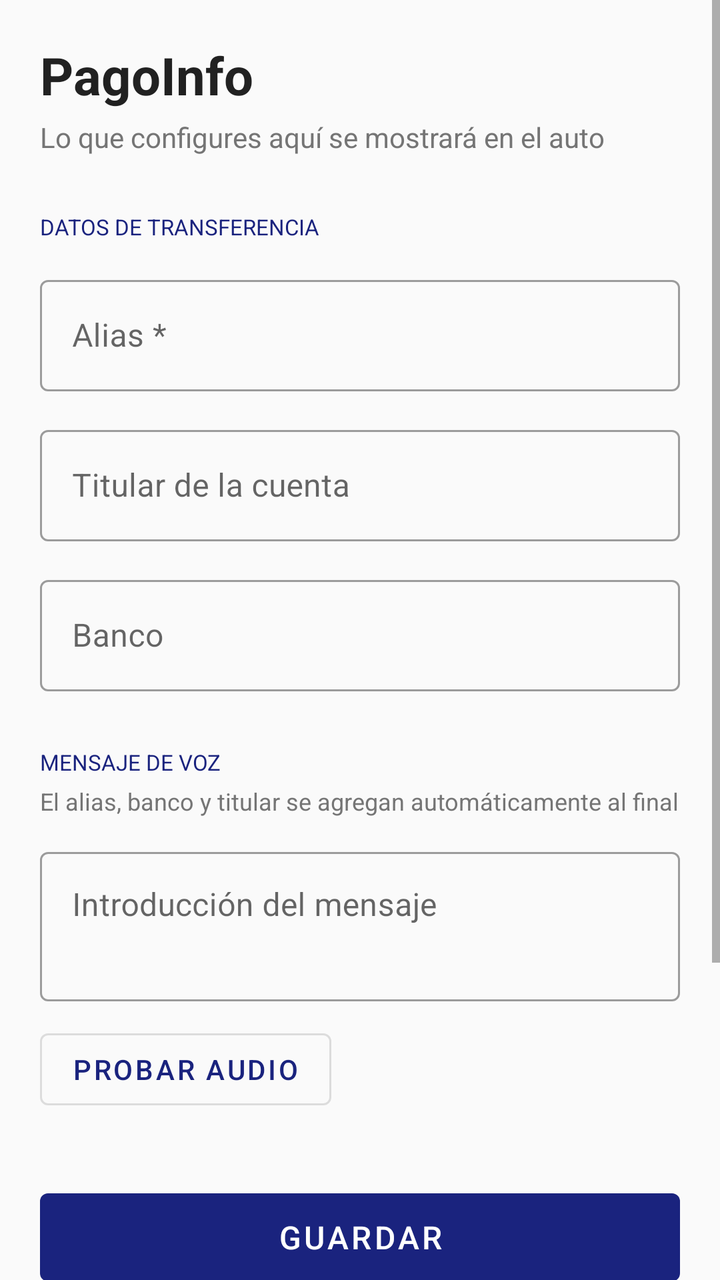
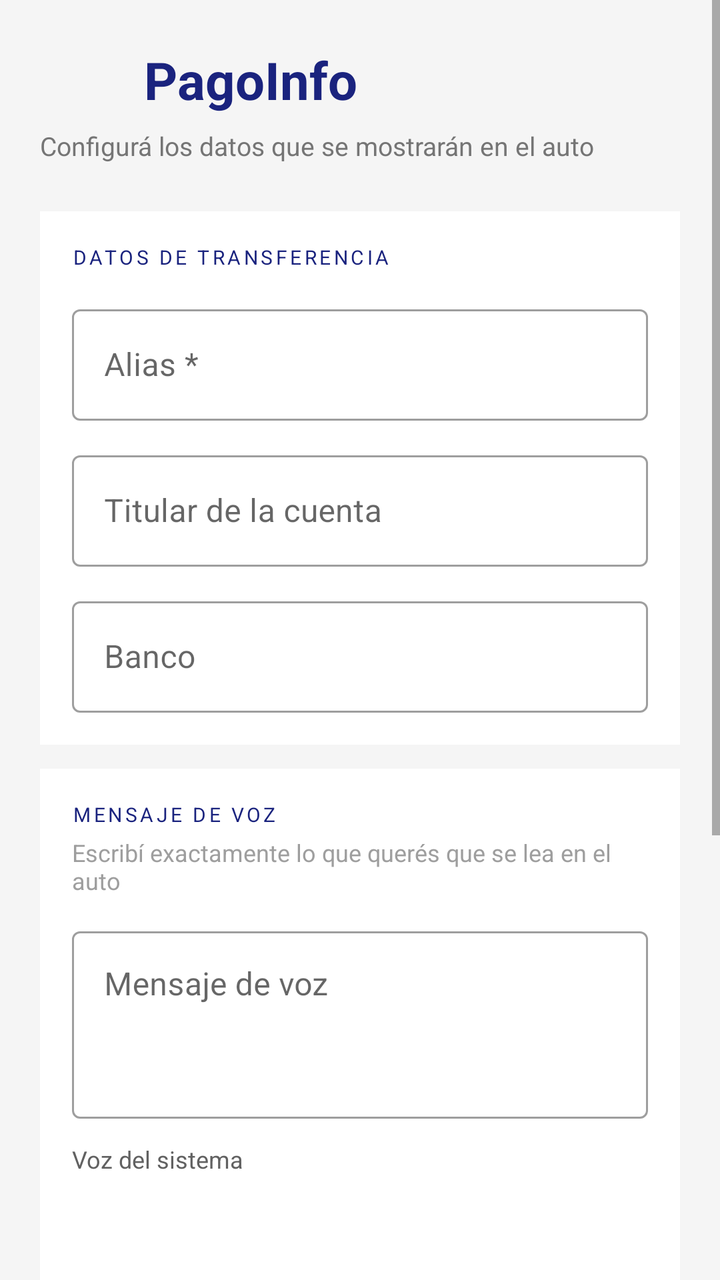

The first picture is an Android layout as it rendered before a commit; the second is the same layout after the commit. The layout source and the unified diff follow.
<!-- AndroidManifest.xml: application theme Theme.PagoInfo -->
<!-- res/layout/activity_main.xml -->
<?xml version="1.0" encoding="utf-8"?>
<ScrollView xmlns:android="http://schemas.android.com/apk/res/android"
    xmlns:app="http://schemas.android.com/apk/res-auto"
    android:layout_width="match_parent"
    android:layout_height="match_parent"
    android:background="#FAFAFA">

    <LinearLayout
        android:layout_width="match_parent"
        android:layout_height="wrap_content"
        android:orientation="vertical"
        android:padding="20dp">

        <TextView
            android:layout_width="match_parent"
            android:layout_height="wrap_content"
            android:text="PagoInfo"
            android:textSize="26sp"
            android:textStyle="bold"
            android:textColor="#212121"
            android:layout_marginBottom="4dp" />

        <TextView
            android:layout_width="match_parent"
            android:layout_height="wrap_content"
            android:text="Lo que configures aquí se mostrará en el auto"
            android:textSize="14sp"
            android:textColor="#757575"
            android:layout_marginBottom="28dp" />

        <TextView
            android:layout_width="match_parent"
            android:layout_height="wrap_content"
            android:text="DATOS DE TRANSFERENCIA"
            android:textSize="11sp"
            android:textColor="#1A237E"
            android:layout_marginBottom="14dp" />

        <com.google.android.material.textfield.TextInputLayout
            android:layout_width="match_parent"
            android:layout_height="wrap_content"
            android:hint="Alias *"
            style="@style/Widget.MaterialComponents.TextInputLayout.OutlinedBox"
            android:layout_marginBottom="14dp">
            <com.google.android.material.textfield.TextInputEditText
                android:id="@+id/editAlias"
                android:layout_width="match_parent"
                android:layout_height="wrap_content"
                android:inputType="text"
                android:imeOptions="actionNext" />
        </com.google.android.material.textfield.TextInputLayout>

        <com.google.android.material.textfield.TextInputLayout
            android:layout_width="match_parent"
            android:layout_height="wrap_content"
            android:hint="Titular de la cuenta"
            style="@style/Widget.MaterialComponents.TextInputLayout.OutlinedBox"
            android:layout_marginBottom="14dp">
            <com.google.android.material.textfield.TextInputEditText
                android:id="@+id/editTitular"
                android:layout_width="match_parent"
                android:layout_height="wrap_content"
                android:inputType="textPersonName"
                android:imeOptions="actionNext" />
        </com.google.android.material.textfield.TextInputLayout>

        <com.google.android.material.textfield.TextInputLayout
            android:layout_width="match_parent"
            android:layout_height="wrap_content"
            android:hint="Banco"
            style="@style/Widget.MaterialComponents.TextInputLayout.OutlinedBox"
            android:layout_marginBottom="28dp">
            <com.google.android.material.textfield.TextInputEditText
                android:id="@+id/editBanco"
                android:layout_width="match_parent"
                android:layout_height="wrap_content"
                android:inputType="text"
                android:imeOptions="actionNext" />
        </com.google.android.material.textfield.TextInputLayout>

        <TextView
            android:layout_width="match_parent"
            android:layout_height="wrap_content"
            android:text="MENSAJE DE VOZ"
            android:textSize="11sp"
            android:textColor="#1A237E"
            android:layout_marginBottom="4dp" />

        <TextView
            android:layout_width="match_parent"
            android:layout_height="wrap_content"
            android:text="El alias, banco y titular se agregan automáticamente al final"
            android:textSize="12sp"
            android:textColor="#757575"
            android:layout_marginBottom="12dp" />

        <com.google.android.material.textfield.TextInputLayout
            android:layout_width="match_parent"
            android:layout_height="wrap_content"
            android:hint="Introducción del mensaje"
            style="@style/Widget.MaterialComponents.TextInputLayout.OutlinedBox"
            android:layout_marginBottom="10dp">
            <com.google.android.material.textfield.TextInputEditText
                android:id="@+id/editMensajeTTS"
                android:layout_width="match_parent"
                android:layout_height="wrap_content"
                android:inputType="textMultiLine"
                android:minLines="2"
                android:gravity="top" />
        </com.google.android.material.textfield.TextInputLayout>

        <com.google.android.material.button.MaterialButton
            android:id="@+id/btnProbarTTS"
            style="@style/Widget.MaterialComponents.Button.OutlinedButton"
            android:layout_width="wrap_content"
            android:layout_height="wrap_content"
            android:text="Probar audio"
            android:layout_marginBottom="32dp" />

        <com.google.android.material.button.MaterialButton
            android:id="@+id/btnGuardar"
            android:layout_width="match_parent"
            android:layout_height="56dp"
            android:text="Guardar"
            android:textSize="16sp"
            android:layout_marginBottom="20dp" />

        <LinearLayout
            android:layout_width="match_parent"
            android:layout_height="wrap_content"
            android:orientation="vertical"
            android:padding="16dp"
            android:background="#FFFFFF"
            android:layout_marginBottom="24dp">
            <TextView
                android:layout_width="match_parent"
                android:layout_height="wrap_content"
                android:text="Cómo usar"
                android:textSize="13sp"
                android:textStyle="bold"
                android:textColor="#212121"
                android:layout_marginBottom="6dp" />
            <TextView
                android:layout_width="match_parent"
                android:layout_height="wrap_content"
                android:text="1. Completá los datos y tocá Guardar\n2. Conectá el teléfono al auto con el cable USB\n3. Abrí PagoInfo en la pantalla del auto\n4. Tocá Leer para que el auto diga los datos en voz alta"
                android:textSize="12sp"
                android:textColor="#424242"
                android:lineSpacingMultiplier="1.6" />
        </LinearLayout>

    </LinearLayout>
</ScrollView>
<!-- resources referenced by this layout -->
<resources>
  <style name="Theme.PagoInfo" parent="Theme.MaterialComponents.DayNight.NoActionBar">
          <item name="colorPrimary">@color/primary</item>
          <item name="colorPrimaryVariant">@color/primary_dark</item>
          <item name="colorOnPrimary">@android:color/white</item>
          <item name="colorSecondary">@color/secondary</item>
          <item name="colorOnSecondary">@android:color/white</item>
          <item name="android:statusBarColor">?attr/colorPrimaryVariant</item>
      </style>
  <color name="primary">#1A237E</color>
  <color name="primary_dark">#0D1257</color>
  <color name="secondary">#37474F</color>
</resources>

<!-- the commit's change to res/layout/activity_main.xml (unified diff, before → after) -->
@@ -3,7 +3,7 @@
     xmlns:app="http://schemas.android.com/apk/res-auto"
     android:layout_width="match_parent"
     android:layout_height="match_parent"
-    android:background="#FAFAFA">
+    android:background="#F5F5F5">
 
     <LinearLayout
         android:layout_width="match_parent"
@@ -11,141 +11,190 @@
         android:orientation="vertical"
         android:padding="20dp">
 
+        <LinearLayout
+            android:layout_width="match_parent"
+            android:layout_height="wrap_content"
+            android:orientation="horizontal"
+            android:gravity="center_vertical"
+            android:layout_marginBottom="4dp">
+            <ImageView
+                android:id="@+id/imgLogo"
+                android:layout_width="40dp"
+                android:layout_height="40dp"
+                android:src="@drawable/ic_pagoinfo"
+                android:layout_marginEnd="12dp" />
+            <TextView
+                android:layout_width="wrap_content"
+                android:layout_height="wrap_content"
+                android:text="PagoInfo"
+                android:textSize="26sp"
+                android:textStyle="bold"
+                android:textColor="#1A237E" />
+        </LinearLayout>
+
         <TextView
             android:layout_width="match_parent"
             android:layout_height="wrap_content"
-            android:text="PagoInfo"
-            android:textSize="26sp"
-            android:textStyle="bold"
-            android:textColor="#212121"
-            android:layout_marginBottom="4dp" />
-
-        <TextView
-            android:layout_width="match_parent"
-            android:layout_height="wrap_content"
-            android:text="Lo que configures aquí se mostrará en el auto"
-            android:textSize="14sp"
+            android:text="Configurá los datos que se mostrarán en el auto"
+            android:textSize="13sp"
             android:textColor="#757575"
-            android:layout_marginBottom="28dp" />
-
-        <TextView
-            android:layout_width="match_parent"
-            android:layout_height="wrap_content"
-            android:text="DATOS DE TRANSFERENCIA"
-            android:textSize="11sp"
-            android:textColor="#1A237E"
-            android:layout_marginBottom="14dp" />
-
-        <com.google.android.material.textfield.TextInputLayout
-            android:layout_width="match_parent"
-            android:layout_height="wrap_content"
-            android:hint="Alias *"
-            style="@style/Widget.MaterialComponents.TextInputLayout.OutlinedBox"
-            android:layout_marginBottom="14dp">
-            <com.google.android.material.textfield.TextInputEditText
-                android:id="@+id/editAlias"
-                android:layout_width="match_parent"
-                android:layout_height="wrap_content"
-                android:inputType="text"
-                android:imeOptions="actionNext" />
-        </com.google.android.material.textfield.TextInputLayout>
-
-        <com.google.android.material.textfield.TextInputLayout
-            android:layout_width="match_parent"
-            android:layout_height="wrap_content"
-            android:hint="Titular de la cuenta"
-            style="@style/Widget.MaterialComponents.TextInputLayout.OutlinedBox"
-            android:layout_marginBottom="14dp">
-            <com.google.android.material.textfield.TextInputEditText
-                android:id="@+id/editTitular"
-                android:layout_width="match_parent"
-                android:layout_height="wrap_content"
-                android:inputType="textPersonName"
-                android:imeOptions="actionNext" />
-        </com.google.android.material.textfield.TextInputLayout>
-
-        <com.google.android.material.textfield.TextInputLayout
-            android:layout_width="match_parent"
-            android:layout_height="wrap_content"
-            android:hint="Banco"
-            style="@style/Widget.MaterialComponents.TextInputLayout.OutlinedBox"
-            android:layout_marginBottom="28dp">
-            <com.google.android.material.textfield.TextInputEditText
-                android:id="@+id/editBanco"
-                android:layout_width="match_parent"
-                android:layout_height="wrap_content"
-                android:inputType="text"
-                android:imeOptions="actionNext" />
-        </com.google.android.material.textfield.TextInputLayout>
-
-        <TextView
-            android:layout_width="match_parent"
-            android:layout_height="wrap_content"
-            android:text="MENSAJE DE VOZ"
-            android:textSize="11sp"
-            android:textColor="#1A237E"
-            android:layout_marginBottom="4dp" />
-
-        <TextView
-            android:layout_width="match_parent"
-            android:layout_height="wrap_content"
-            android:text="El alias, banco y titular se agregan automáticamente al final"
-            android:textSize="12sp"
-            android:textColor="#757575"
-            android:layout_marginBottom="12dp" />
-
-        <com.google.android.material.textfield.TextInputLayout
-            android:layout_width="match_parent"
-            android:layout_height="wrap_content"
-            android:hint="Introducción del mensaje"
-            style="@style/Widget.MaterialComponents.TextInputLayout.OutlinedBox"
-            android:layout_marginBottom="10dp">
-            <com.google.android.material.textfield.TextInputEditText
-                android:id="@+id/editMensajeTTS"
-                android:layout_width="match_parent"
-                android:layout_height="wrap_content"
-                android:inputType="textMultiLine"
-                android:minLines="2"
-                android:gravity="top" />
-        </com.google.android.material.textfield.TextInputLayout>
-
-        <com.google.android.material.button.MaterialButton
-            android:id="@+id/btnProbarTTS"
-            style="@style/Widget.MaterialComponents.Button.OutlinedButton"
-            android:layout_width="wrap_content"
-            android:layout_height="wrap_content"
-            android:text="Probar audio"
-            android:layout_marginBottom="32dp" />
+            android:layout_marginBottom="24dp" />
+
+        <LinearLayout
+            android:layout_width="match_parent"
+            android:layout_height="wrap_content"
+            android:orientation="vertical"
+            android:background="#FFFFFF"
+            android:padding="16dp"
+            android:layout_marginBottom="12dp">
+
+            <TextView
+                android:layout_width="match_parent"
+                android:layout_height="wrap_content"
+                android:text="DATOS DE TRANSFERENCIA"
+                android:textSize="10sp"
+                android:textColor="#1A237E"
+                android:letterSpacing="0.15"
+                android:layout_marginBottom="14dp" />
+
+            <com.google.android.material.textfield.TextInputLayout
+                android:layout_width="match_parent"
+                android:layout_height="wrap_content"
+                android:hint="Alias *"
+                style="@style/Widget.MaterialComponents.TextInputLayout.OutlinedBox"
+                android:layout_marginBottom="12dp">
+                <com.google.android.material.textfield.TextInputEditText
+                    android:id="@+id/editAlias"
+                    android:layout_width="match_parent"
+                    android:layout_height="wrap_content"
+                    android:inputType="text"
+                    android:imeOptions="actionNext" />
+            </com.google.android.material.textfield.TextInputLayout>
+
+            <com.google.android.material.textfield.TextInputLayout
+                android:layout_width="match_parent"
+                android:layout_height="wrap_content"
+                android:hint="Titular de la cuenta"
+                style="@style/Widget.MaterialComponents.TextInputLayout.OutlinedBox"
+                android:layout_marginBottom="12dp">
+                <com.google.android.material.textfield.TextInputEditText
+                    android:id="@+id/editTitular"
+                    android:layout_width="match_parent"
+                    android:layout_height="wrap_content"
+                    android:inputType="textPersonName"
+                    android:imeOptions="actionNext" />
+            </com.google.android.material.textfield.TextInputLayout>
+
+            <com.google.android.material.textfield.TextInputLayout
+                android:layout_width="match_parent"
+                android:layout_height="wrap_content"
+                android:hint="Banco"
+                style="@style/Widget.MaterialComponents.TextInputLayout.OutlinedBox">
+                <com.google.android.material.textfield.TextInputEditText
+                    android:id="@+id/editBanco"
+                    android:layout_width="match_parent"
+                    android:layout_height="wrap_content"
+                    android:inputType="text"
+                    android:imeOptions="actionNext" />
+            </com.google.android.material.textfield.TextInputLayout>
+
+        </LinearLayout>
+
+        <LinearLayout
+            android:layout_width="match_parent"
+            android:layout_height="wrap_content"
+            android:orientation="vertical"
+            android:background="#FFFFFF"
+            android:padding="16dp"
+            android:layout_marginBottom="12dp">
+
+            <TextView
+                android:layout_width="match_parent"
+                android:layout_height="wrap_content"
+                android:text="MENSAJE DE VOZ"
+                android:textSize="10sp"
+                android:textColor="#1A237E"
+                android:letterSpacing="0.15"
+                android:layout_marginBottom="4dp" />
+
+            <TextView
+                android:layout_width="match_parent"
+                android:layout_height="wrap_content"
+                android:text="Escribí exactamente lo que querés que se lea en el auto"
+                android:textSize="12sp"
+                android:textColor="#9E9E9E"
+                android:layout_marginBottom="12dp" />
+
+            <com.google.android.material.textfield.TextInputLayout
+                android:layout_width="match_parent"
+                android:layout_height="wrap_content"
+                android:hint="Mensaje de voz"
+                style="@style/Widget.MaterialComponents.TextInputLayout.OutlinedBox"
+                android:layout_marginBottom="12dp">
+                <com.google.android.material.textfield.TextInputEditText
+                    android:id="@+id/editMensajeTTS"
+                    android:layout_width="match_parent"
+                    android:layout_height="wrap_content"
+                    android:inputType="textMultiLine"
+                    android:minLines="3"
+                    android:gravity="top" />
+            </com.google.android.material.textfield.TextInputLayout>
+
+            <TextView
+                android:layout_width="match_parent"
+                android:layout_height="wrap_content"
+                android:text="Voz del sistema"
+                android:textSize="12sp"
+                android:textColor="#616161"
+                android:layout_marginBottom="6dp" />
+
+            <Spinner
+                android:id="@+id/spinnerVoz"
+                android:layout_width="match_parent"
+                android:layout_height="48dp"
+                android:background="@drawable/bg_spinner"
+                android:paddingStart="12dp"
+                android:paddingEnd="12dp"
+                android:layout_marginBottom="12dp" />
+
+            <com.google.android.material.button.MaterialButton
+                android:id="@+id/btnProbarTTS"
+                style="@style/Widget.MaterialComponents.Button.OutlinedButton"
+                android:layout_width="wrap_content"
+                android:layout_height="wrap_content"
+                android:text="▶  Probar audio" />
+
+        </LinearLayout>
 
         <com.google.android.material.button.MaterialButton
             android:id="@+id/btnGuardar"
             android:layout_width="match_parent"
             android:layout_height="56dp"
             android:text="Guardar"
-            android:textSize="16sp"
-            android:layout_marginBottom="20dp" />
+            android:textSize="15sp"
+            android:layout_marginBottom="16dp" />
 
         <LinearLayout
             android:layout_width="match_parent"
             android:layout_height="wrap_content"
             android:orientation="vertical"
-            android:padding="16dp"
-            android:background="#FFFFFF"
+            android:background="#E8EAF6"
+            android:padding="14dp"
             android:layout_marginBottom="24dp">
             <TextView
                 android:layout_width="match_parent"
                 android:layout_height="wrap_content"
                 android:text="Cómo usar"
-                android:textSize="13sp"
+                android:textSize="12sp"
                 android:textStyle="bold"
-                android:textColor="#212121"
+                android:textColor="#1A237E"
                 android:layout_marginBottom="6dp" />
             <TextView
                 android:layout_width="match_parent"
                 android:layout_height="wrap_content"
-                android:text="1. Completá los datos y tocá Guardar\n2. Conectá el teléfono al auto con el cable USB\n3. Abrí PagoInfo en la pantalla del auto\n4. Tocá Leer para que el auto diga los datos en voz alta"
-                android:textSize="12sp"
-                android:textColor="#424242"
+                android:text="1. Completá los datos y tocá Guardar\n2. Conectá el teléfono al auto con cable USB\n3. Abrí PagoInfo en la pantalla del auto\n4. Tocá Leer para reproducir el mensaje"
+                android:textSize="12sp"
+                android:textColor="#37474F"
                 android:lineSpacingMultiplier="1.6" />
         </LinearLayout>
 
